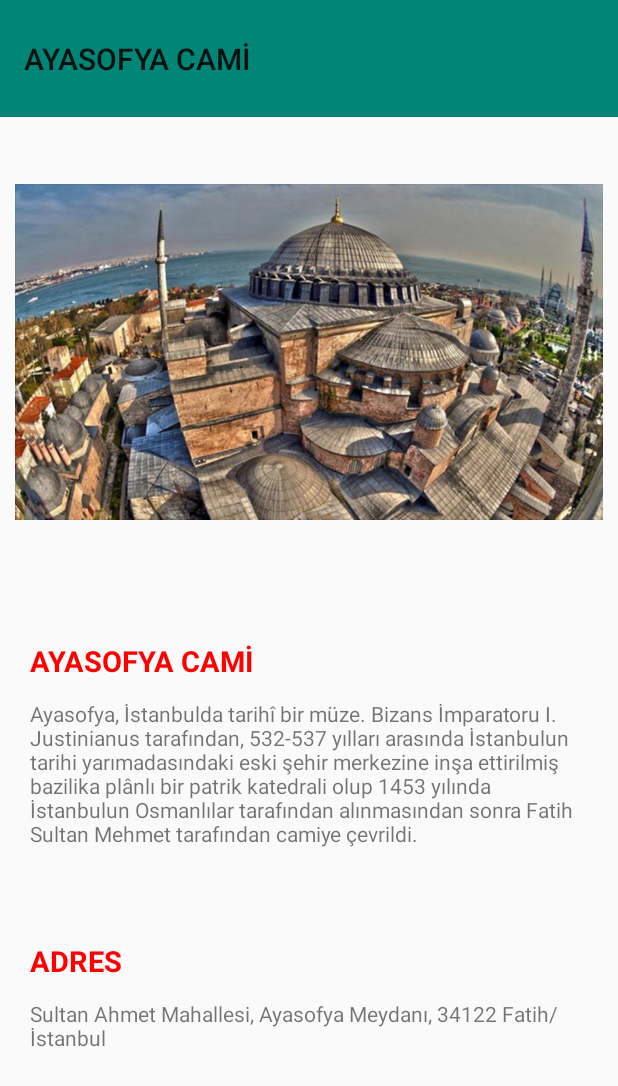
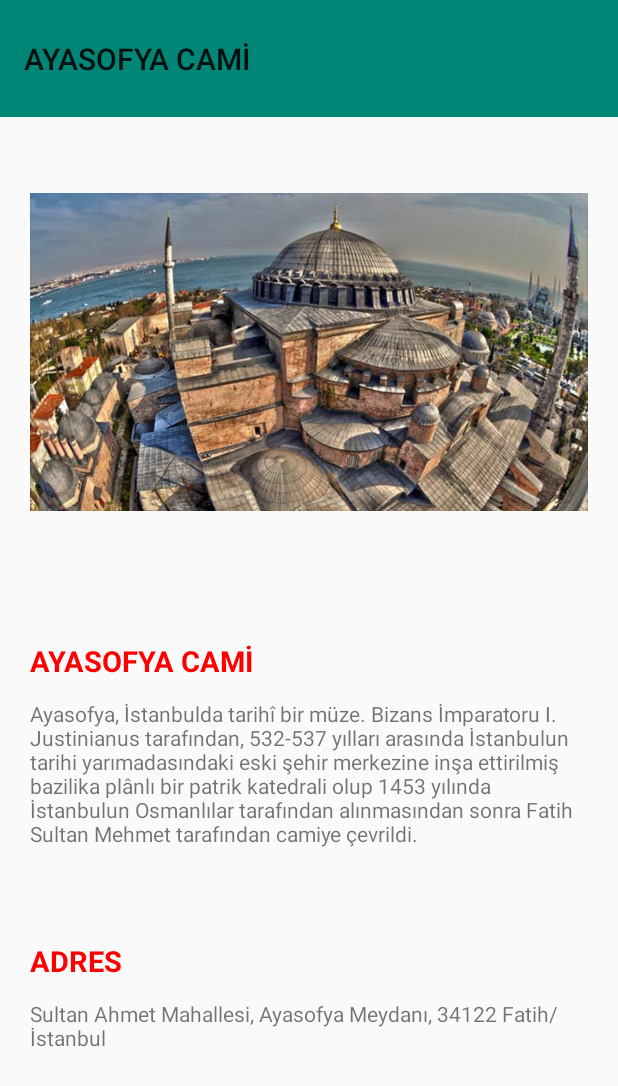
Before and after one commit to Berkaymert/istanbulgezilecekyerler, an Android app: the screen it shows after launch (DetayActivity), after a tap on "AYASOFYA CAMİ", on a phone screen of 412 x 824 dp. Shown: the top 1086 px of the screen. Run offline under Robolectric (Android 15) with nearby library versions, the phone set to English and light mode, and no system bars.

Commit message:
Fotoğraf Düzeltmesi

```diff
--- a/app/src/main/res/layout/activity_detay.xml
+++ b/app/src/main/res/layout/activity_detay.xml
@@ -38,9 +38,10 @@
             android:layout_alignParentStart="true"
             android:layout_alignParentTop="true"
             android:layout_alignParentEnd="true"
-            android:layout_margin="10dp"
-            android:layout_marginStart="10dp"
-            android:layout_marginEnd="10dp" />
+            android:layout_marginStart="20dp"
+            android:layout_marginTop="10dp"
+            android:layout_marginEnd="20dp"
+            android:layout_marginBottom="10dp" />
 
     </RelativeLayout>
 
```
Also changed, not shown: app/src/main/java/com/example/berkaymert/stanbulgezilecekyerler/KategoriActivity.java (line endings or trailing spaces).
